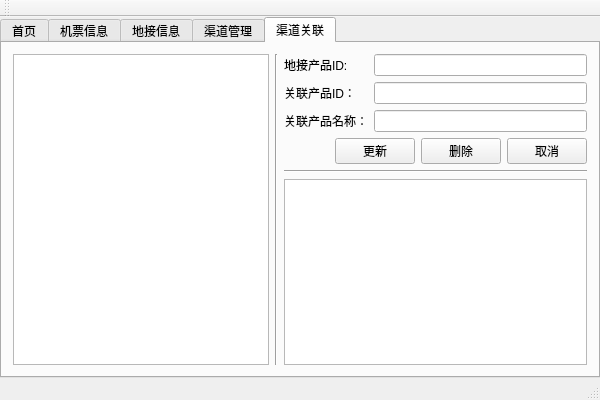
First picture: the form in mainwindow.ui, repository ronnyluo/smart, before the edit.
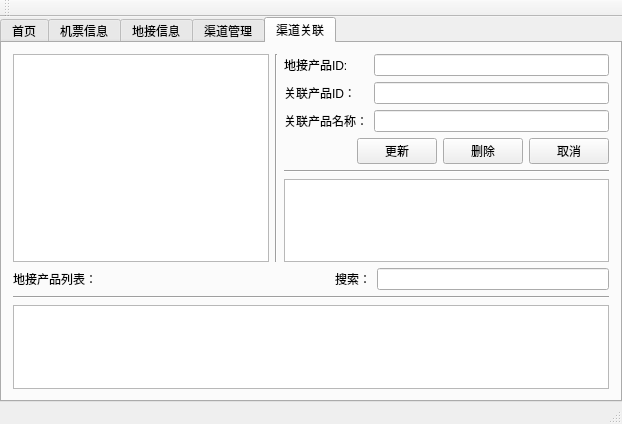
Second picture: the form after the edit. The open tabs and pages were chosen to show the change.

Commit message: 1.多选优化 2.渠道关联里面加上地接产品列表

What changed in the file:
```diff
--- a/mainwindow.ui
+++ b/mainwindow.ui
@@ -6,8 +6,8 @@
    <rect>
     <x>0</x>
     <y>0</y>
-    <width>600</width>
-    <height>400</height>
+    <width>622</width>
+    <height>424</height>
    </rect>
   </property>
   <property name="windowTitle">
@@ -541,6 +541,8 @@
        <attribute name="title">
         <string>渠道关联</string>
        </attribute>
+       <layout class="QVBoxLayout" name="verticalLayout_5">
+        <item>
        <layout class="QHBoxLayout" name="horizontalLayout_10">
         <item>
          <widget class="QListWidget" name="listWidget_ChannelList">
@@ -656,6 +658,59 @@
          </layout>
         </item>
        </layout>
+        </item>
+        <item>
+         <layout class="QHBoxLayout" name="horizontalLayout_11">
+          <item>
+           <widget class="QLabel" name="label_24">
+            <property name="text">
+             <string>地接产品列表：</string>
+            </property>
+           </widget>
+          </item>
+          <item>
+           <spacer name="horizontalSpacer_8">
+            <property name="orientation">
+             <enum>Qt::Horizontal</enum>
+            </property>
+            <property name="sizeHint" stdset="0">
+             <size>
+              <width>40</width>
+              <height>20</height>
+             </size>
+            </property>
+           </spacer>
+          </item>
+          <item>
+           <widget class="QLabel" name="label_25">
+            <property name="text">
+             <string>搜索：</string>
+            </property>
+           </widget>
+          </item>
+          <item>
+           <widget class="QLineEdit" name="lineEdit_ChannelServiceSearch"/>
+          </item>
+         </layout>
+        </item>
+        <item>
+         <widget class="Line" name="line_6">
+          <property name="orientation">
+           <enum>Qt::Horizontal</enum>
+          </property>
+         </widget>
+        </item>
+        <item>
+         <widget class="QTableWidget" name="tableWidget_ChannelServiceList">
+          <property name="selectionMode">
+           <enum>QAbstractItemView::ExtendedSelection</enum>
+          </property>
+          <property name="selectionBehavior">
+           <enum>QAbstractItemView::SelectRows</enum>
+          </property>
+         </widget>
+        </item>
+       </layout>
       </widget>
      </widget>
     </item>
```
Left out of the diff: 4 changed lines with no effect on the pictures. Lines whose indentation alone changed are shown as unchanged. The commit also changes 3 other files.
